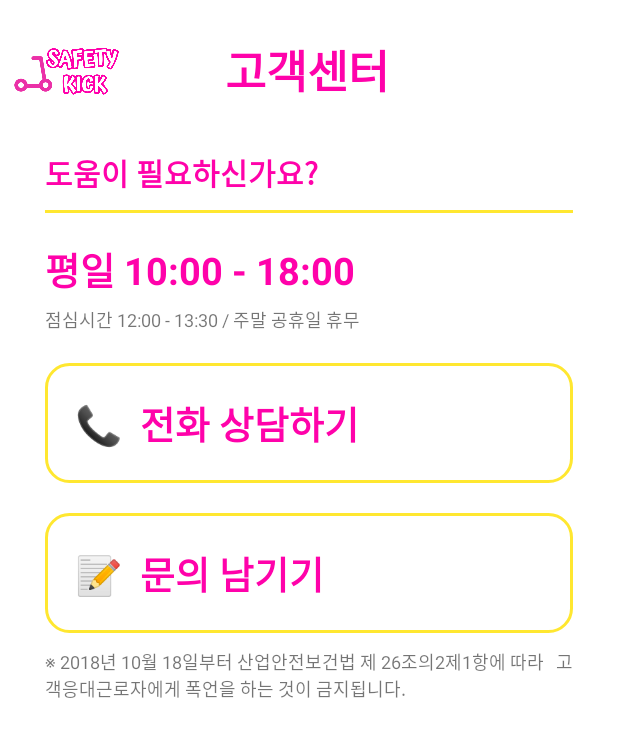
After one commit to Seong-A/safety_kick, an Android app: the ServiceActivity screen opened directly, with no data from a screen before it, on a phone screen of 412 x 824 dp. The commit adds this screen. Shown: the top 737 px of the screen. Run offline under Robolectric (Android 15) with nearby library versions, the phone set to English and light mode, and no system bars; our stand-ins replace Firebase (no records; nobody signed in at launch, a user with empty details on screens opened directly).

Commit message:
service center add

```diff
--- a/app/src/main/AndroidManifest.xml
+++ b/app/src/main/AndroidManifest.xml
@@ -52,6 +52,7 @@
         <activity android:name=".LoginSuccessActivity" />
         <activity android:name=".MypageActivity" />
         <activity android:name=".MapActivity" />
+        <activity android:name=".ServiceActivity" />
 
 
     </application>
--- a/app/src/main/java/com/example/safety_kick/HomeActivity.java
+++ b/app/src/main/java/com/example/safety_kick/HomeActivity.java
@@ -6,12 +6,14 @@ import android.view.View;
 import android.widget.Toast;
 
 import com.example.safety_kick.R;
-import com.google.zxing.integration.android.IntentIntegrator;
+import com.google.firebase.auth.FirebaseAuth;
+import com.google.firebase.database.DatabaseReference;
 
 import androidx.appcompat.app.AppCompatActivity;
 
 
 public class HomeActivity extends AppCompatActivity {
+
 
     @Override
     protected void onCreate(Bundle savedInstanceState) {
@@ -22,6 +24,15 @@ public class HomeActivity extends AppCompatActivity {
             @Override
             public void onClick(View v) {
                 Intent intent = new Intent(HomeActivity.this, LoginActivity.class);
+                startActivity(intent);
+            }
+        });
+
+        findViewById(R.id.mypage_btn).setOnClickListener(new View.OnClickListener() {
+            @Override
+            public void onClick(View v) {
+                Intent intent = new Intent(HomeActivity.this, LoginActivity.class);
+                Toast.makeText(HomeActivity.this, "로그인을 해주세요!!", Toast.LENGTH_SHORT).show();
                 startActivity(intent);
             }
         });
@@ -51,6 +62,14 @@ public class HomeActivity extends AppCompatActivity {
                 startActivity(intent);
             }
         });
+
+        findViewById(R.id.service_center).setOnClickListener(new View.OnClickListener() {
+            @Override
+            public void onClick(View v) {
+                Intent intent = new Intent(HomeActivity.this, ServiceActivity.class);
+                startActivity(intent);
+            }
+        });
     }
 
 }
--- a/app/src/main/java/com/example/safety_kick/LoginSuccessActivity.java
+++ b/app/src/main/java/com/example/safety_kick/LoginSuccessActivity.java
@@ -68,6 +68,14 @@ public class LoginSuccessActivity extends AppCompatActivity {
             }
         });
 
+        findViewById(R.id.service_center).setOnClickListener(new View.OnClickListener() {
+            @Override
+            public void onClick(View v) {
+                Intent intent = new Intent(LoginSuccessActivity.this, ServiceActivity.class);
+                startActivity(intent);
+            }
+        });
+
 
         checkAndUpdateUserName(userTextView);
     }
--- /dev/null
+++ b/app/src/main/java/com/example/safety_kick/ServiceActivity.java
@@ -0,0 +1,39 @@
+package com.example.safety_kick;
+
+import androidx.appcompat.app.AppCompatActivity;
+
+import android.content.Intent;
+import android.os.Bundle;
+import android.view.View;
+
+import com.google.firebase.auth.FirebaseAuth;
+import com.google.firebase.auth.FirebaseUser;
+
+public class ServiceActivity extends AppCompatActivity {
+
+    private FirebaseAuth firebaseAuth;
+
+    @Override
+    protected void onCreate(Bundle savedInstanceState) {
+        super.onCreate(savedInstanceState);
+        setContentView(R.layout.activity_service);
+
+        firebaseAuth = FirebaseAuth.getInstance();
+
+        findViewById(R.id.logo).setOnClickListener(new View.OnClickListener() {
+            @Override
+            public void onClick(View v) {
+                FirebaseUser user = firebaseAuth.getCurrentUser();
+                if (user != null) {
+                    Intent intent = new Intent(ServiceActivity.this, LoginSuccessActivity.class);
+                    startActivity(intent);
+                } else {
+                    Intent intent = new Intent(ServiceActivity.this, HomeActivity.class);
+                    startActivity(intent);
+                }
+            }
+        });
+
+
+    }
+}
--- /dev/null
+++ b/app/src/main/res/layout/activity_service.xml
@@ -0,0 +1,138 @@
+<?xml version="1.0" encoding="utf-8"?>
+<androidx.constraintlayout.widget.ConstraintLayout xmlns:android="http://schemas.android.com/apk/res/android"
+    xmlns:app="http://schemas.android.com/apk/res-auto"
+    xmlns:tools="http://schemas.android.com/tools"
+    android:layout_width="match_parent"
+    android:layout_height="match_parent"
+    tools:context=".MypageActivity">
+
+    <LinearLayout
+        android:id="@+id/linearLayout"
+        android:layout_width="0dp"
+        android:layout_height="wrap_content"
+        android:orientation="horizontal"
+        app:layout_constraintEnd_toEndOf="parent"
+        app:layout_constraintStart_toStartOf="parent"
+        app:layout_constraintTop_toTopOf="parent">
+
+
+        <ImageView
+            android:id="@+id/logo"
+            android:layout_width="81dp"
+            android:layout_height="88dp"
+            android:layout_margin="7dp"
+            app:srcCompat="@drawable/main_logo" />
+
+        <TextView
+            android:id="@+id/titleText"
+            android:layout_width="wrap_content"
+            android:layout_height="wrap_content"
+            android:layout_gravity="center"
+            android:layout_marginStart="54dp"
+            android:layout_marginTop="25dp"
+            android:layout_marginBottom="30dp"
+            android:text="고객센터"
+            android:textAlignment="center"
+            android:textColor="@color/pink"
+            android:textSize="30sp"
+            android:textStyle="bold" />
+    </LinearLayout>
+
+    <LinearLayout
+        android:id="@+id/linearLayout2"
+        android:layout_width="0dp"
+        android:layout_height="0dp"
+        android:orientation="vertical"
+        app:layout_constraintBottom_toBottomOf="parent"
+        app:layout_constraintEnd_toEndOf="parent"
+        app:layout_constraintHorizontal_bias="1.0"
+        app:layout_constraintStart_toStartOf="parent"
+        app:layout_constraintTop_toTopOf="parent"
+        app:layout_constraintVertical_bias="0.0">
+
+        <TextView
+            android:layout_width="match_parent"
+            android:layout_height="wrap_content"
+            android:layout_marginStart="30dp"
+            android:layout_marginTop="100dp"
+            android:layout_marginEnd="30dp"
+            android:text="도움이 필요하신가요?"
+            android:textColor="@color/pink"
+            android:textSize="20dp"
+            android:textStyle="bold" />
+
+        <View
+            android:layout_width="match_parent"
+            android:layout_height="2dp"
+            android:layout_marginStart="30dp"
+            android:layout_marginTop="10dp"
+            android:layout_marginEnd="30dp"
+            android:layout_marginBottom="8dp"
+            android:background="@color/yellow" />
+
+        <TextView
+            android:layout_width="match_parent"
+            android:layout_height="wrap_content"
+            android:layout_marginStart="30dp"
+            android:layout_marginTop="10dp"
+            android:layout_marginEnd="30dp"
+            android:text="평일 10:00 - 18:00"
+            android:textColor="@color/pink"
+            android:textSize="25dp"
+            android:textStyle="bold" />
+
+        <TextView
+            android:layout_width="match_parent"
+            android:layout_height="wrap_content"
+            android:layout_marginStart="30dp"
+            android:layout_marginTop="5dp"
+            android:layout_marginEnd="30dp"
+            android:text="점심시간 12:00 - 13:30 / 주말 공휴일 휴무"
+            android:textSize="12dp" />
+
+
+        <TextView
+            android:id="@+id/drive_list"
+            android:layout_width="match_parent"
+            android:layout_height="80dp"
+            android:layout_marginStart="30dp"
+            android:layout_marginTop="20dp"
+            android:layout_marginEnd="30dp"
+            android:layout_marginBottom="20dp"
+            android:background="@drawable/edit_background2"
+            android:gravity="center_vertical"
+            android:padding="20dp"
+            android:text="📞  전화 상담하기"
+            android:textColor="@color/pink"
+            android:textSize="25dp"
+            android:textStyle="bold" />
+
+        <TextView
+            android:id="@+id/payment_method"
+            android:layout_width="match_parent"
+            android:layout_height="80dp"
+            android:layout_marginStart="30dp"
+            android:layout_marginEnd="30dp"
+
+            android:background="@drawable/edit_background2"
+            android:gravity="center_vertical"
+            android:padding="20dp"
+            android:text="📝  문의 남기기"
+            android:textColor="@color/pink"
+            android:textSize="25dp"
+            android:textStyle="bold" />
+
+        <TextView
+            android:layout_width="match_parent"
+            android:layout_height="wrap_content"
+            android:layout_marginStart="30dp"
+            android:layout_marginTop="10dp"
+            android:layout_marginEnd="30dp"
+            android:text="※ 2018년 10월 18일부터 산업안전보건법 제 26조의2제1항에 따라   고객응대근로자에게 폭언을 하는 것이 금지됩니다."
+            android:textSize="12dp" />
+
+
+    </LinearLayout>
+
+
+</androidx.constraintlayout.widget.ConstraintLayout>
```
Also changed, not shown: 1 other file.
